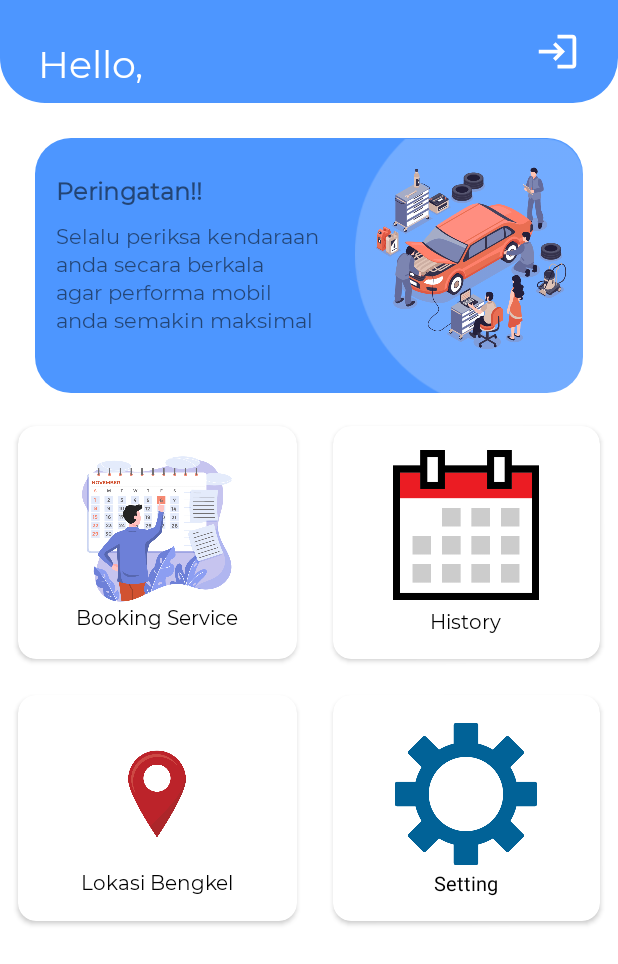
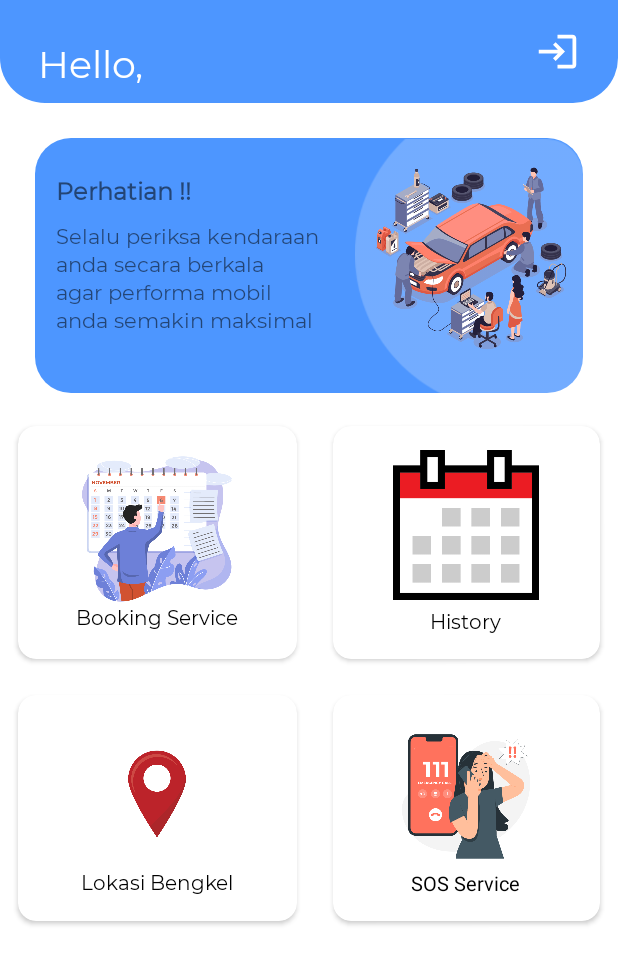
Before and after one commit to asetilkoa/Bengkel-Mobil---Wisnu-Apps, an Android app: the screen it shows after launch once a user with an empty profile is signed in (HomeActivity), on a phone screen of 412 x 824 dp. Shown: the top 964 px of the screen. Run offline under Robolectric (Android 15) with nearby library versions, the phone set to English and light mode, and no system bars; our stand-ins replace Firebase (no records; nobody signed in at launch, a user with empty details on screens opened directly).

Commit message:
update fitur sos service untuk memanggil nomor bengkel secara darurat

```diff
--- a/app/src/main/AndroidManifest.xml
+++ b/app/src/main/AndroidManifest.xml
@@ -2,6 +2,8 @@
 <manifest xmlns:android="http://schemas.android.com/apk/res/android"
     xmlns:tools="http://schemas.android.com/tools"
     package="com.example.bookingservice">
+
+    <uses-permission android:name="android.permission.CALL_PHONE"/>
 
     <application
         android:allowBackup="true"
--- a/app/src/main/java/com/example/bookingservice/HomeActivity.kt
+++ b/app/src/main/java/com/example/bookingservice/HomeActivity.kt
@@ -2,14 +2,17 @@ package com.example.bookingservice
 
 import android.content.ContentValues.TAG
 import android.content.Intent
+import android.content.pm.PackageManager
 import android.net.Uri
 import androidx.appcompat.app.AppCompatActivity
 import android.os.Bundle
 import android.util.Log
 import android.widget.TextView
+import androidx.core.app.ActivityCompat
 import com.google.firebase.auth.FirebaseAuth
 import com.google.firebase.firestore.FirebaseFirestore
 import kotlinx.android.synthetic.main.activity_home.*
+import java.util.jar.Manifest
 
 class HomeActivity : AppCompatActivity() {
     private lateinit var auth: FirebaseAuth
@@ -21,6 +24,7 @@ class HomeActivity : AppCompatActivity() {
 
         showemail = findViewById(R.id.usernametxt)
         auth = FirebaseAuth.getInstance()
+        checkpremission()
 
         val db = FirebaseFirestore.getInstance()
         val docRef = db.collection("user").document(auth.getCurrentUser()!!.getUid())
@@ -64,5 +68,18 @@ class HomeActivity : AppCompatActivity() {
             startActivity(mapIntent)
         }
 
+        sosservice.setOnClickListener {
+            val callIntent = Intent(Intent.ACTION_CALL)
+            callIntent.data = Uri.parse("tel:082327704458")
+            startActivity(callIntent)
+        }
+
+    }
+
+    private fun checkpremission() {
+//        untuk memberikan izin panggilan
+        if (ActivityCompat.checkSelfPermission(this,android.Manifest.permission.CALL_PHONE) != PackageManager.PERMISSION_GRANTED){
+            ActivityCompat.requestPermissions(this, arrayOf(android.Manifest.permission.CALL_PHONE),101)
+        }
     }
 }
--- a/app/src/main/res/layout/activity_home.xml
+++ b/app/src/main/res/layout/activity_home.xml
@@ -135,7 +135,7 @@
             android:layout_height="wrap_content"
             android:layout_marginTop="24dp"
             android:layout_marginStart="14dp"
-            android:text="Peringatan!!"
+            android:text="Perhatian !!"
             android:textSize="16sp"
             android:textStyle="bold"
             android:fontFamily="@font/montserrat"
@@ -284,16 +284,17 @@
                 android:padding="16dp">
 
                 <ImageView
+                    android:id="@+id/sosservice"
                     android:layout_width="100dp"
                     android:layout_height="100dp"
                     android:layout_gravity="center"
-                    android:src="@drawable/setting" />
+                    android:src="@drawable/call1" />
 
                 <TextView
                     android:layout_width="wrap_content"
                     android:layout_height="wrap_content"
                     android:layout_gravity="center"
-                    android:text="Setting"
+                    android:text="SOS Service"
                     android:textColor="@color/black"
                     android:textSize="13dp" />
 
--- a/app/src/main/res/layout/history_item.xml
+++ b/app/src/main/res/layout/history_item.xml
@@ -33,6 +33,7 @@
                     android:layout_weight="1"
                     android:text="@string/app_name"
                     android:textColor="@color/primary_color"
+                    android:fontFamily="@font/montserrat"
                     android:textSize="14sp"
                     android:textStyle="bold" />
 
```
Also changed, not shown: app/src/main/res/drawable/call1.png (added).
